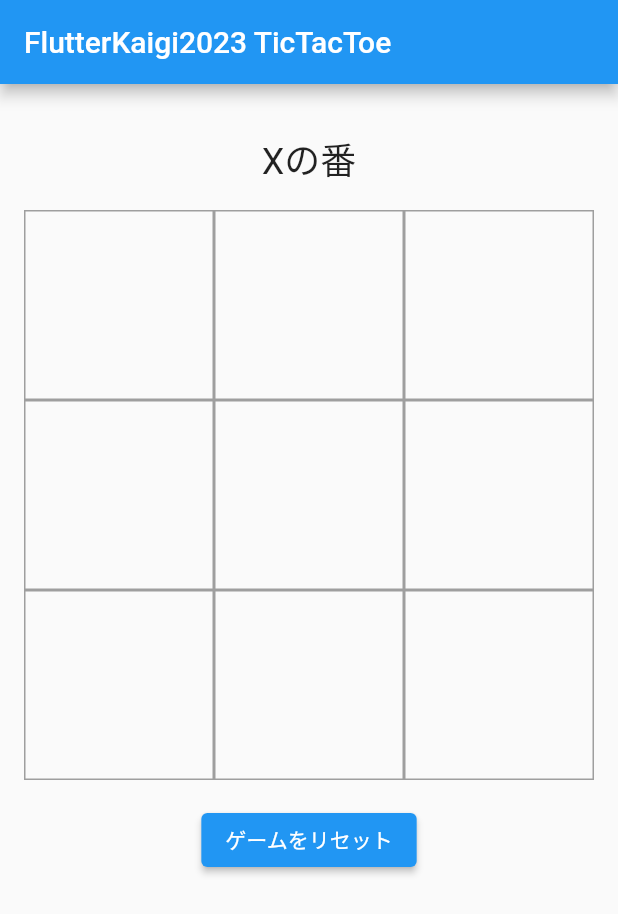
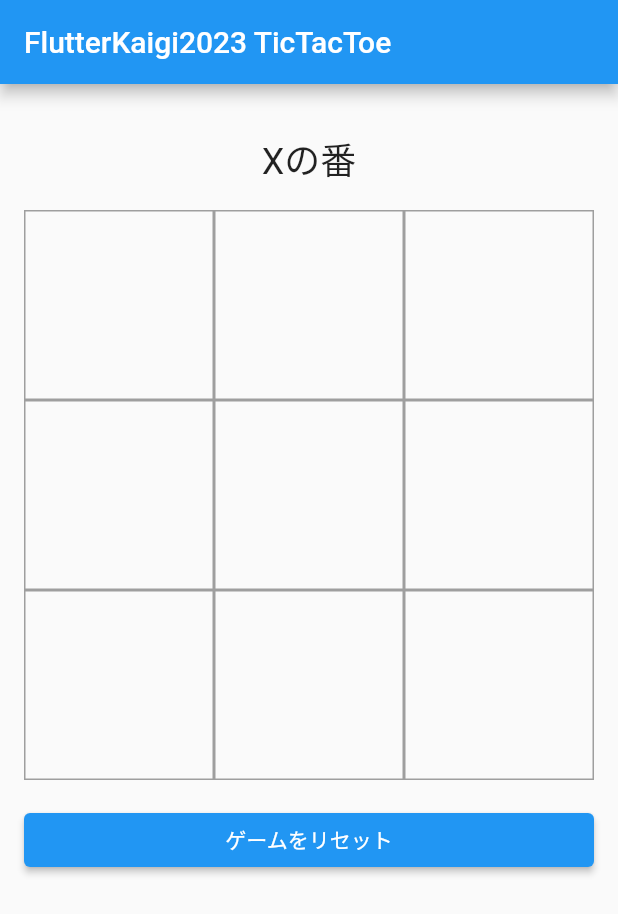
Before and after one commit to FlutterKaigi/tic_tac_toe_handson, a Flutter app: the screen it shows after launch, on a phone screen of 412 x 824 dp. Shown: the top 914 px of the screen. Run offline on Flutter 3.47's test engine with Material 2 defaults, Android fonts, the phone set to English and light mode, and no system bars; our stand-ins replace flutter_riverpod.

Commit message:
refactor: コードをより簡潔に分かりやすいように修正

```diff
--- a/lib/main.dart
+++ b/lib/main.dart
@@ -20,6 +20,7 @@ class MyApp extends StatelessWidget {
       theme: ThemeData(
         primarySwatch: Colors.blue,
       ),
+      darkTheme: ThemeData.dark(),
       home: Scaffold(
         appBar: AppBar(
           title: const Text('FlutterKaigi2023 TicTacToe'),
--- a/lib/model/tic_tac_toe.dart
+++ b/lib/model/tic_tac_toe.dart
@@ -13,8 +13,8 @@ class TicTacToe {
   TicTacToe._(this.board, this.currentPlayer);
 
   TicTacToe placeMark(int row, int col) {
-    if (board[row][col] == '') {
-      final newBoard = board.map<List<String>>((row) => List.from(row)).toList();
+    if (board[row][col].isEmpty) {
+      final newBoard = List.of(board);
       newBoard[row][col] = currentPlayer;
       String nextPlayer = currentPlayer == 'X' ? 'O' : 'X';
 
@@ -25,24 +25,28 @@ class TicTacToe {
 
   String getWinner() {
     for (int i = 0; i < 3; i++) {
-      if (board[i][0] == board[i][1] && board[i][1] == board[i][2] && board[i][0] != '') {
+      // row = i における横の判定
+      if (board[i][0] == board[i][1] && board[i][1] == board[i][2] && board[i][0].isNotEmpty) {
         return board[i][0];
       }
-      if (board[0][i] == board[1][i] && board[1][i] == board[2][i] && board[0][i] != '') {
+      // col = i における縦の判定
+      if (board[0][i] == board[1][i] && board[1][i] == board[2][i] && board[0][i].isNotEmpty) {
         return board[0][i];
       }
     }
-    if (board[0][0] == board[1][1] && board[1][1] == board[2][2] && board[0][0] != '') {
+    // 左上から右下への斜めの判定
+    if (board[0][0] == board[1][1] && board[1][1] == board[2][2] && board[0][0].isNotEmpty) {
       return board[0][0];
     }
-    if (board[0][2] == board[1][1] && board[1][1] == board[2][0] && board[0][2] != '') {
+    // 右上から左下への斜めの判定
+    if (board[0][2] == board[1][1] && board[1][1] == board[2][0] && board[0][2].isNotEmpty) {
       return board[0][2];
     }
     return '';
   }
 
   bool isDraw() {
-    return getWinner() == '' && board.every((row) => row.every((cell) => cell != ''));
+    return getWinner().isEmpty && board.every((row) => row.every((cell) => cell.isNotEmpty));
   }
 
   TicTacToe resetBoard() {
--- a/lib/view/board.dart
+++ b/lib/view/board.dart
@@ -18,7 +18,7 @@ class Board extends ConsumerWidget {
             padding: const EdgeInsets.all(16),
             child: Text(
               _statusMessage(ticTacToe),
-              style: const TextStyle(fontSize: 24),
+              style: Theme.of(context).textTheme.headlineSmall,
             ),
           ),
           GridView.builder(
@@ -35,7 +35,7 @@ class Board extends ConsumerWidget {
               return GestureDetector(
                 onTap: () {
                   final winner = ticTacToe.getWinner();
-                  if (mark == '' && winner == '') {
+                  if (mark.isEmpty && winner.isEmpty) {
                     ref.read(ticTacToeProvider.notifier).placeMark(row, col);
                   }
                 },
@@ -53,8 +53,9 @@ class Board extends ConsumerWidget {
               );
             },
           ),
-          Padding(
-            padding: const EdgeInsets.all(16),
+          const SizedBox(height: 16),
+          SizedBox(
+            width: double.infinity,
             child: ElevatedButton(
               onPressed: () {
                 ref.read(ticTacToeProvider.notifier).resetBoard();
@@ -71,7 +72,7 @@ class Board extends ConsumerWidget {
     final winner = ticTacToe.getWinner();
     final isDraw = ticTacToe.isDraw();
 
-    if (winner != '') {
+    if (winner.isNotEmpty) {
       return '$winnerの勝ち';
     } else if (isDraw) {
       return '引き分けです';
```
